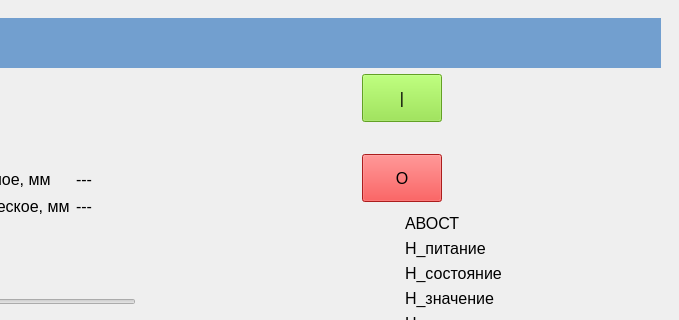
This is BallScrewControl.ui in Ornstein89/BallScrewControl_QtVCP as Qt 5 draws it before an edit; both pictures show x 514 to 1193 and y 0 to 320 of the 1193 by 774 pixel window. The edited form follows.
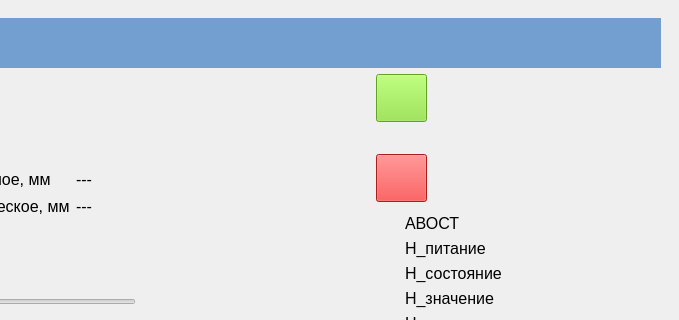
This is the edited form. The open tabs and pages were chosen to show the change. Icons and pictures are not drawn. Custom widgets are drawn as their Qt base class.

What changed in the file:
```diff
--- a/BallScrewControl.ui
+++ b/BallScrewControl.ui
@@ -1994,32 +1994,6 @@
        <layout class="QGridLayout" name="gridLayout_20">
         <item row="1" column="1">
          <layout class="QGridLayout" name="gridLayout_19">
-          <item row="1" column="2">
-           <widget class="LED" name="led_29"/>
-          </item>
-          <item row="1" column="1">
-           <widget class="LED" name="led_30"/>
-          </item>
-          <item row="0" column="1" colspan="2">
-           <widget class="PushButton" name="pushbutton_13">
-            <property name="styleSheet">
-             <string notr="true">background-color: rgb(138, 226, 52);</string>
-            </property>
-            <property name="text">
-             <string>|</string>
-            </property>
-           </widget>
-          </item>
-          <item row="2" column="1" colspan="2">
-           <widget class="PushButton" name="pushbutton_14">
-            <property name="styleSheet">
-             <string notr="true">background-color: rgb(239, 41, 41);</string>
-            </property>
-            <property name="text">
-             <string>O</string>
-            </property>
-           </widget>
-          </item>
           <item row="1" column="0">
            <spacer name="horizontalSpacer_16">
             <property name="orientation">
@@ -2034,6 +2008,26 @@
            </spacer>
           </item>
           <item row="1" column="3">
+           <widget class="LED" name="led_29"/>
+          </item>
+          <item row="0" column="2" colspan="2">
+           <widget class="ActionButton" name="btnDevice_On33">
+            <property name="styleSheet">
+             <string notr="true">background-color: rgb(138, 226, 52);</string>
+            </property>
+            <property name="icon">
+             <iconset resource="BallScrewControl.qrc">
+              <normaloff>:/resources/vertical_line.png</normaloff>:/resources/vertical_line.png</iconset>
+            </property>
+            <property name="iconSize">
+             <size>
+              <width>40</width>
+              <height>40</height>
+             </size>
+            </property>
+           </widget>
+          </item>
+          <item row="1" column="4">
            <spacer name="horizontalSpacer_17">
             <property name="orientation">
              <enum>Qt::Horizontal</enum>
@@ -2046,6 +2040,26 @@
             </property>
            </spacer>
           </item>
+          <item row="1" column="2">
+           <widget class="LED" name="led_30"/>
+          </item>
+          <item row="2" column="2" colspan="2">
+           <widget class="ActionButton" name="btnDevice_Off33">
+            <property name="styleSheet">
+             <string notr="true">background-color: rgb(239, 41, 41);</string>
+            </property>
+            <property name="icon">
+             <iconset resource="BallScrewControl.qrc">
+              <normaloff>:/resources/circle.png</normaloff>:/resources/circle.png</iconset>
+            </property>
+            <property name="iconSize">
+             <size>
+              <width>40</width>
+              <height>40</height>
+             </size>
+            </property>
+           </widget>
+          </item>
          </layout>
         </item>
         <item row="0" column="0" colspan="2">
@@ -3300,6 +3314,12 @@
   </widget>
  </widget>
  <customwidgets>
+  <customwidget>
+   <class>MDILine</class>
+   <extends>QLineEdit</extends>
+   <header>qtvcp.widgets.mdi_line</header>
+   <container>1</container>
+  </customwidget>
   <customwidget>
    <class>StateLabel</class>
    <extends>QLabel</extends>
@@ -3320,6 +3340,28 @@
    <extends>QPushButton</extends>
    <header>qtvcp.widgets.simple_widgets</header>
   </customwidget>
+  <customwidget>
+   <class>GcodeDisplay</class>
+   <extends>QFrame</extends>
+   <header>qtvcp.widgets.gcode_editor</header>
+   <container>1</container>
+  </customwidget>
+  <customwidget>
+   <class>GcodeEditor</class>
+   <extends>QWidget</extends>
+   <header>qtvcp.widgets.gcode_editor</header>
+   <container>1</container>
+  </customwidget>
+  <customwidget>
+   <class>MDIHistory</class>
+   <extends>QWidget</extends>
+   <header>qtvcp.widgets.mdi_history</header>
+  </customwidget>
+  <customwidget>
+   <class>ActionButton</class>
+   <extends>QPushButton</extends>
+   <header>qtvcp.widgets.action_button</header>
+  </customwidget>
   <customwidget>
    <class>PlotWidget</class>
    <extends>QWidget</extends>
```
Left out of the diff: 115 changed lines with no effect on the pictures.
